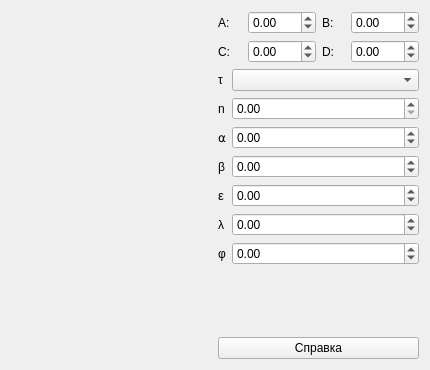
Above: mainwindow.ui from ivanshchitov/Euler-method before the change. Below: the same form after it.
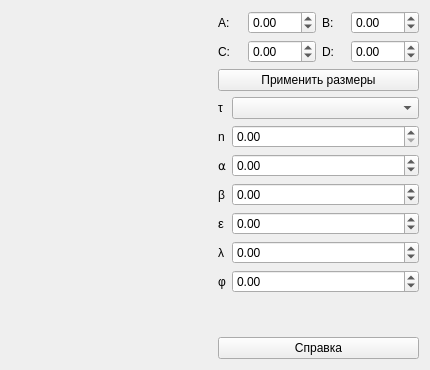
That is the form after the change. Custom widgets are drawn as their Qt base class.

Commit message: Add change the axes QwtPlot.

```diff
--- a/mainwindow.ui
+++ b/mainwindow.ui
@@ -92,6 +92,13 @@
         </item>
        </layout>
       </item>
+      <item>
+       <widget class="QPushButton" name="enableSizeButton">
+        <property name="text">
+         <string>Применить размеры</string>
+        </property>
+       </widget>
+      </item>
       <item>
        <layout class="QFormLayout" name="formLayout_5">
         <property name="fieldGrowthPolicy">
```
The commit also changes 2 other files.
